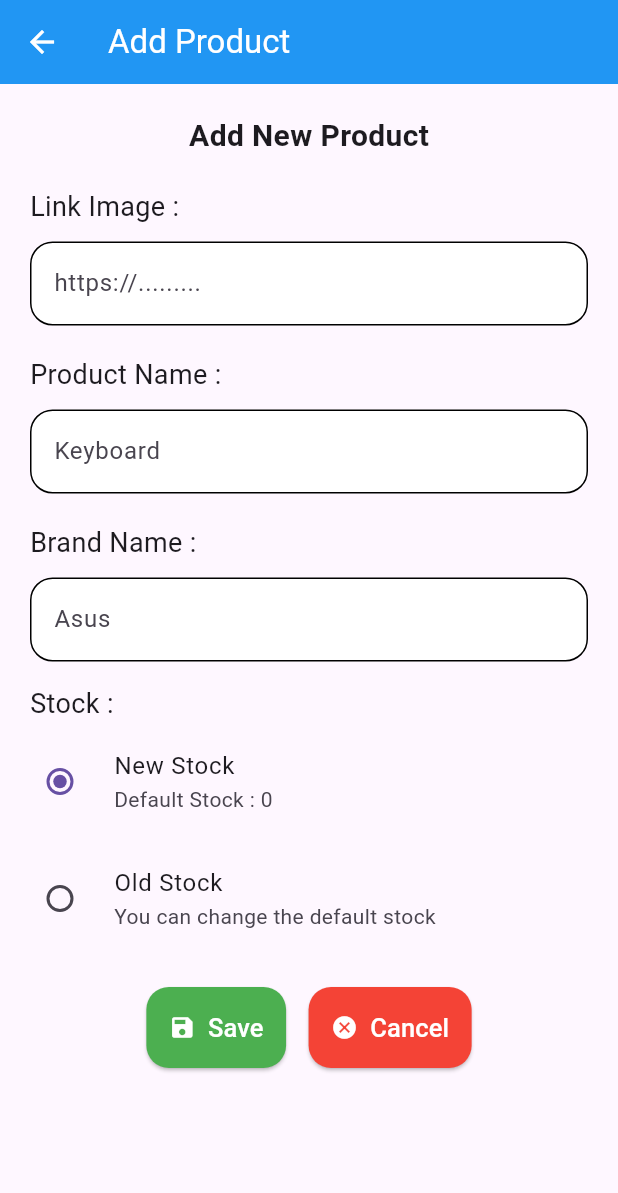
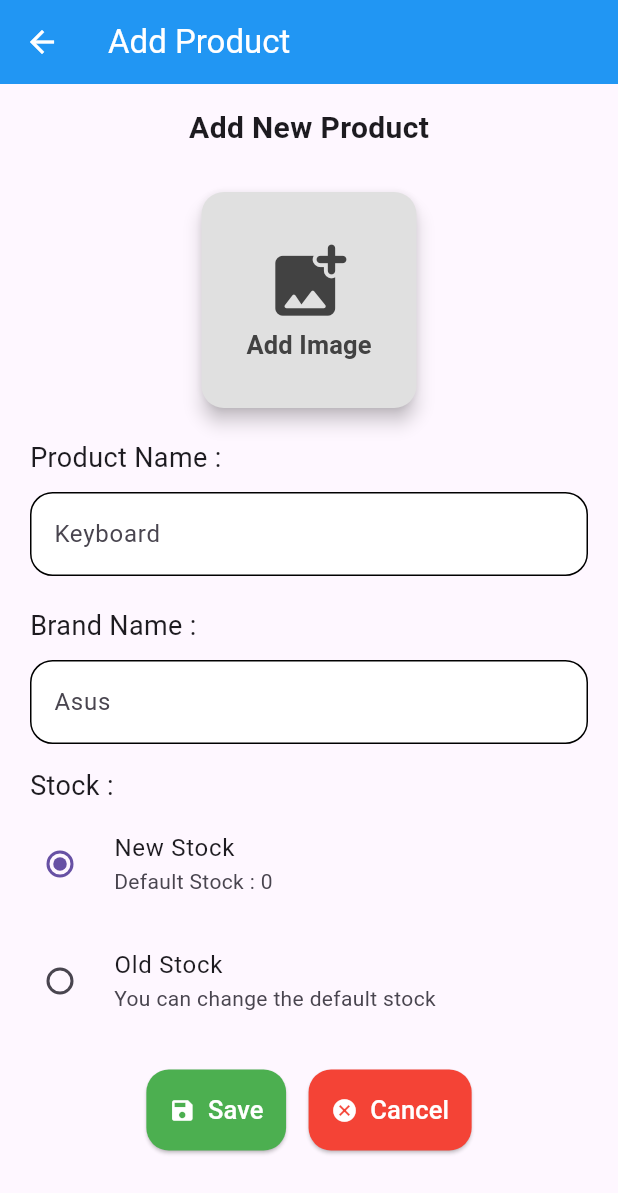
Before and after one commit to Delwinnn/Normal_IF-B_Sore, a Flutter app: the AddStock screen opened directly, on a phone screen of 412 x 824 dp. Shown: the top 1193 px of the screen. Run offline on Flutter 3.47's test engine with Material 3 defaults, Android fonts, the phone set to English and light mode, and no system bars; our stand-ins replace image_picker.

Commit message:
menambah fitur imagepicker

```diff
--- a/lib/AddStockPage.dart
+++ b/lib/AddStockPage.dart
@@ -1,7 +1,15 @@
+import 'dart:io';
+
 import 'package:agile_git/provider.dart';
 import 'package:flutter/material.dart';
 import 'package:flutter/services.dart';
+import 'package:flutter/widgets.dart';
+import 'package:image_picker/image_picker.dart';
 import 'package:provider/provider.dart';
+
+XFile? _image = null;
+final ImagePicker _picker = ImagePicker();
+int? valimg = 0;
 
 class AddStock extends StatefulWidget {
   const AddStock({super.key});
@@ -17,6 +25,12 @@ class _AddStockState extends State<AddStock> {
   TextEditingController stock = TextEditingController();
   int? valstock = 1;
 
+  @override
+  void dispose() {
+    super.dispose();
+    _image = null;
+    valimg = 0;
+  }
 
   @override
   Widget build(BuildContext context) {
@@ -28,7 +42,7 @@ class _AddStockState extends State<AddStock> {
       ),
       body: SingleChildScrollView(
         child: Container(
-          padding: EdgeInsets.all(20),
+          padding: EdgeInsets.symmetric(horizontal: 20,vertical: 15),
           width: MediaQuery.of(context).size.width,
           child: Column(
             crossAxisAlignment: CrossAxisAlignment.start,
@@ -39,10 +53,29 @@ class _AddStockState extends State<AddStock> {
                   Text("Add New Product", style: TextStyle(fontSize: 20,fontWeight: FontWeight.bold),)
                 ]
               ),
-              SizedBox(height: 20,),
-              Text("Link Image : ",style: TextStyle(fontSize: 18),),
-              SizedBox(height: 10,),
-              TextField(
+              SizedBox(height: 13,),
+              if(_image != null)
+              Center(
+                child: Image(
+                  image: FileImage(File(_image!.path)),
+                  height: 200,
+                  width: 200,
+                  fit: BoxFit.contain,
+                ),
+              )
+              else if(link.text != "")
+              Center(
+                child: Image(
+                  image: NetworkImage(link.text),
+                  height: 200,
+                  width: 200,
+                ),
+              ),
+              if(valimg == 1)
+              Row(
+                children: [
+                  Expanded(
+                    child: TextField(
                       maxLines: null,
                       controller: link,
                       decoration: InputDecoration(
@@ -56,8 +89,105 @@ class _AddStockState extends State<AddStock> {
                         ),
                         fillColor: Colors.white,
                         filled: true,
-                  hintText: "https://.........",
+                        hintText: "Image URL",
                         hintStyle: TextStyle(fontSize: 16)
+                      ),
+                    ),
+                  ),
+                  SizedBox(width: 10,),
+                  IconButton(
+                    onPressed: () {
+                      setState(() {
+                      });
+                    },
+                    style: ButtonStyle(
+                      backgroundColor: MaterialStatePropertyAll(Colors.blue)
+                    ),
+                    icon: Icon(Icons.done,color: Colors.white,size: 35)
+                  ),
+                ]
+              ),
+              SizedBox(height: 15,),
+              Center(
+                child: ElevatedButton(
+                  onPressed: () {
+                    showModalBottomSheet<void>(
+                      isScrollControlled: true,
+                      context: context,
+                      builder: (context) => DraggableScrollableSheet(
+                        expand: false,
+                        initialChildSize: 0.6,
+                        builder: (context, scrollController) => SingleChildScrollView(
+                          controller: scrollController,
+                          child: Center(
+                            child: Container(
+                              padding: EdgeInsets.all(20),
+                              child: Column(
+                                children: [
+                                  Row(
+                                    children: [Text("Product Image",style: TextStyle(fontSize: 15),)]
+                                  ),
+                                  SizedBox(height: 15,),
+                                  ListTile(
+                                    onTap:() async {
+                                      Navigator.pop(context);
+                                      valimg = 0;
+                                      final XFile? image = await _picker.pickImage(source: ImageSource.camera);
+                                      setState(() {
+                                        _image = image;
+                                      });
+                                    },
+                                    leading: Icon(Icons.camera_alt_outlined,size: 30,),
+                                    title: Text('Capture from Camera',style: TextStyle(fontSize: 18),),
+                                  ),
+                                  ListTile(
+                                    onTap:() async {
+                                      Navigator.pop(context);
+                                      valimg = 0;
+                                      final XFile? image = await _picker.pickImage(source: ImageSource.gallery);
+                                      setState(() {
+                                        _image = image;
+                                      });
+                                    },
+                                    leading: Icon(Icons.photo_library_outlined,size: 30,),
+                                    title: Text('Choose from Gallery',style: TextStyle(fontSize: 18),),
+                                  ),
+                                  ListTile(
+                                    onTap:() {
+                                      Navigator.pop(context);
+                                      setState(() {
+                                        valimg=1;
+                                      });
+                                    },
+                                    leading: Icon(Icons.link_outlined,size: 30,),
+                                    title: Text('Input Link URL',style: TextStyle(fontSize: 18),),
+                                  ),
+                                ],
+                              ),
+                            ),
+                          ),
+                        ),
+                      ),
+                    );
+                  },
+                  style: ElevatedButton.styleFrom(
+                    padding: valimg==0 && _image==null ? EdgeInsets.all(30) : EdgeInsets.symmetric(horizontal: 20,vertical: 10),
+                    backgroundColor: Colors.grey[300],
+                    foregroundColor: Colors.grey[800],
+                    shape: RoundedRectangleBorder(
+                      borderRadius: valimg==0 && _image==null ? BorderRadius.circular(15) : BorderRadius.circular(30)
+                    ),
+                    elevation: 5,
+                  ),
+                  child: valimg==0 && _image==null
+                  ? Column(
+                    mainAxisAlignment: MainAxisAlignment.center,
+                    children: [
+                      Icon(Icons.add_photo_alternate_rounded,size: 60,),
+                      Text("Add Image",style: TextStyle(fontWeight: FontWeight.bold,fontSize: 17),)
+                    ],
+                  )
+                  : Text("Change",style: TextStyle(fontWeight: FontWeight.bold,fontSize: 17,color: Colors.blue))
                 ),
               ),
               SizedBox(height: 20,),
@@ -155,8 +285,10 @@ class _AddStockState extends State<AddStock> {
                   ElevatedButton.icon(
                     onPressed: () {
                       setState(() {
-                        List item = [link.text, name.text, brand.text, valstock, stock.text];
-                        Provider.of<ProviderGudang>(context,listen: false).addStock(context, item);
+                        List item = valimg==0
+                        ? [_image, name.text, brand.text, valstock, stock.text]
+                        : [link.text, name.text, brand.text, valstock, stock.text];
+                        Provider.of<ProviderGudang>(context,listen: false).addStock(context, item, valimg);
                       });
                     },
                     style: ElevatedButton.styleFrom(
```
Lines whose indentation alone changed are shown as unchanged.
